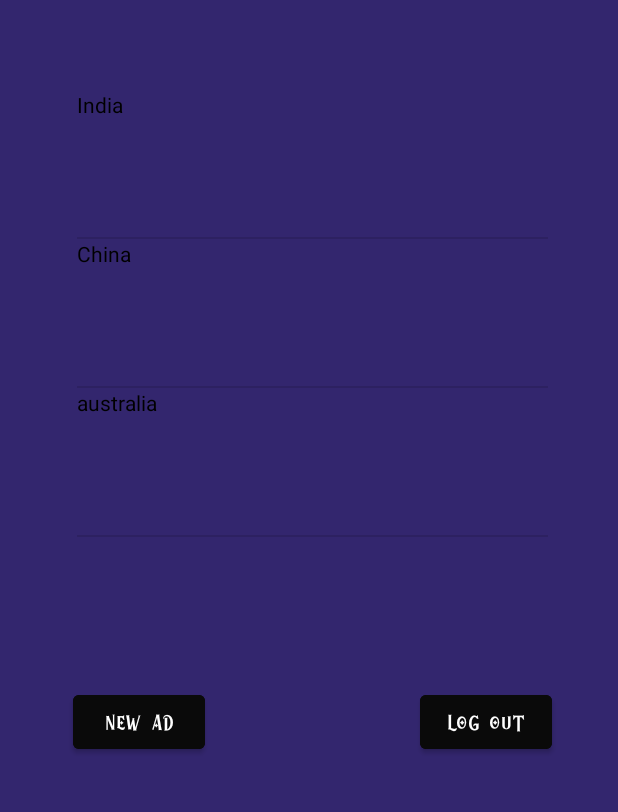
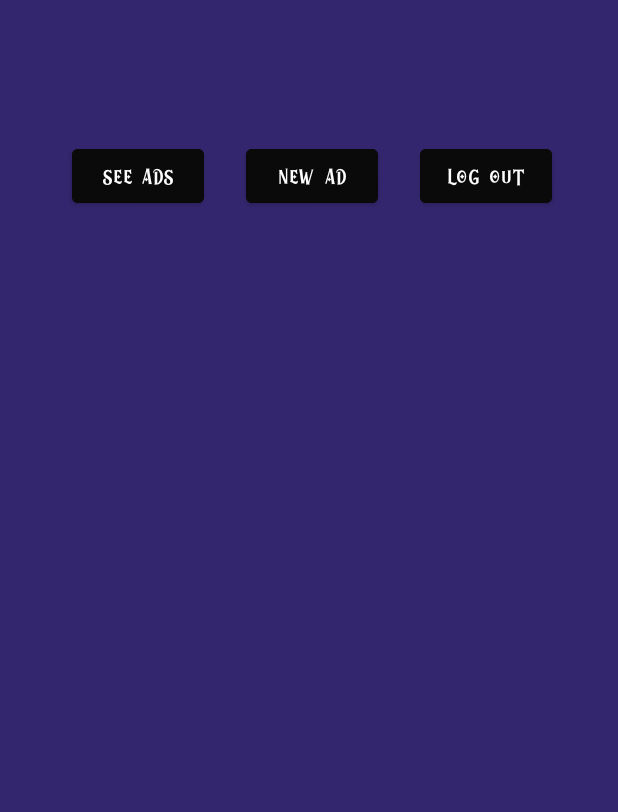
Before and after one commit to iuliadrgn/AdoptzillaApp, an Android app: the screen it shows after launch once a user with an empty profile is signed in (MainActivity), on a phone screen of 412 x 824 dp, the part 400-1212 px from its top. Run offline under Robolectric (Android 15) with nearby library versions, the phone set to English and light mode, and no system bars; our stand-ins replace Firebase (no records; nobody signed in at launch, a user with empty details on screens opened directly); Roboto replaces fonts that are not available here.

Commit message:
Added a RecycleView that shows the pet ads

```diff
--- a/app/src/main/java/com/example/adoptzilla/MainActivity.java
+++ b/app/src/main/java/com/example/adoptzilla/MainActivity.java
@@ -29,21 +29,21 @@ DatabaseReference reff;
 
 
 
-    ListView simpleList;
-    String countryList[] = {"India", "China", "australia", "Portugle", "America", "NewZealand"};
+
     ArrayList<String> arrayList = new ArrayList<>();
 
     @Override
     protected void onCreate(Bundle savedInstanceState) {
         super.onCreate(savedInstanceState);
         setContentView(R.layout.activity_main);
-        Ad d;
-        simpleList = (ListView)findViewById(R.id.ads);
-        ArrayAdapter<String> arrayAdapter = new ArrayAdapter<String>(this, R.layout.activity_listview, R.id.textView, countryList);
-        simpleList.setAdapter(arrayAdapter);
+
 
         Button newAd = findViewById(R.id.new_ad);
         newAd.setOnClickListener(v -> newAd());
+
+        Button seeads = findViewById(R.id.see_ads);
+        seeads.setOnClickListener(v -> seeAds());
+
     }
 
     public void logout(View view)
@@ -58,4 +58,11 @@ DatabaseReference reff;
         startActivity(intent);
         finish();
     }
+
+    public void seeAds()
+    {
+        Intent intent = new Intent(this, BrowseActivity.class);
+        startActivity(intent);
+        finish();
+    }
 }
--- a/app/src/main/res/layout/activity_main.xml
+++ b/app/src/main/res/layout/activity_main.xml
@@ -19,14 +19,16 @@
         app:layout_constraintStart_toStartOf="parent"
         app:layout_constraintTop_toTopOf="parent"
         app:layout_constraintVertical_bias="0.333"
-        app:srcCompat="@drawable/logo" />
+        app:srcCompat="@drawable/logo"
+        tools:ignore="MissingClass" />
+
 
     <Button
         android:id="@+id/logoutBtn"
         android:layout_width="wrap_content"
         android:layout_height="wrap_content"
         android:layout_marginEnd="44dp"
-        android:layout_marginBottom="52dp"
+        android:layout_marginBottom="416dp"
         android:backgroundTint="@color/black2"
         android:fontFamily="@font/megloria"
         android:onClick="logout"
@@ -35,25 +37,13 @@
         app:layout_constraintEnd_toEndOf="parent"
         tools:text="Logout" />
 
-    <ListView
-        android:id="@+id/ads"
-        android:layout_width="314dp"
-        android:layout_height="300dp"
-        android:layout_marginStart="30dp"
-        android:layout_marginTop="60dp"
-        android:layout_marginEnd="31dp"
-        app:layout_constraintEnd_toEndOf="parent"
-        app:layout_constraintHorizontal_bias="0.583"
-        app:layout_constraintStart_toStartOf="parent"
-        app:layout_constraintTop_toBottomOf="@+id/imageView5" />
-
     <Button
         android:id="@+id/new_ad"
         android:layout_width="wrap_content"
         android:layout_height="wrap_content"
-        android:layout_marginStart="48dp"
-        android:layout_marginEnd="143dp"
-        android:layout_marginBottom="52dp"
+        android:layout_marginStart="163dp"
+        android:layout_marginEnd="28dp"
+        android:layout_marginBottom="416dp"
         android:backgroundTint="@color/black2"
         android:fontFamily="@font/megloria"
         android:text="@string/new_ad"
@@ -61,4 +51,20 @@
         app:layout_constraintEnd_toStartOf="@+id/logoutBtn"
         app:layout_constraintStart_toStartOf="parent" />
 
+    <Button
+        android:id="@+id/see_ads"
+        android:layout_width="wrap_content"
+        android:layout_height="wrap_content"
+        android:layout_marginStart="48dp"
+        android:layout_marginEnd="143dp"
+        android:layout_marginBottom="416dp"
+        android:backgroundTint="@color/black2"
+        android:fontFamily="@font/megloria"
+        android:text="@string/SeeAds"
+        app:layout_constraintBottom_toBottomOf="parent"
+        app:layout_constraintEnd_toStartOf="@+id/logoutBtn"
+        app:layout_constraintHorizontal_bias="0.0"
+        app:layout_constraintStart_toStartOf="parent" />
+
+
 </androidx.constraintlayout.widget.ConstraintLayout>
--- a/app/src/main/res/values/strings.xml
+++ b/app/src/main/res/values/strings.xml
@@ -18,6 +18,8 @@
     <string name="petDescription">pet description</string>
     <string name="addImage">+ image</string>
     <string name="add">add</string>
+    <string name="more">more</string>
     <string name="addingImage">adding image</string>
     <string name="PetType">pet type</string>
+    <string name="SeeAds">See Ads</string>
 </resources>
```
Also changed, not shown: app/src/main/AndroidManifest.xml (+11 -12 lines), app/src/main/java/com/example/adoptzilla/BrowseActivity.java (added, +88 -0 lines), app/src/main/java/com/example/adoptzilla/ImageAdapter.java (added, +99 -0 lines), app/src/main/java/com/example/adoptzilla/NewAd.java (+19 -4 lines), app/src/main/java/com/example/adoptzilla/activity_listview.java (deleted, +0 -14 lines), app/src/main/res/layout/activity_browse.xml (added, +86 -0 lines), app/src/main/res/layout/activity_login.xml (+10 -19 lines), app/src/main/res/layout/pet_item.xml (added, +103 -0 lines), app/src/main/res/values/themes.xml (+11 -0 lines).
